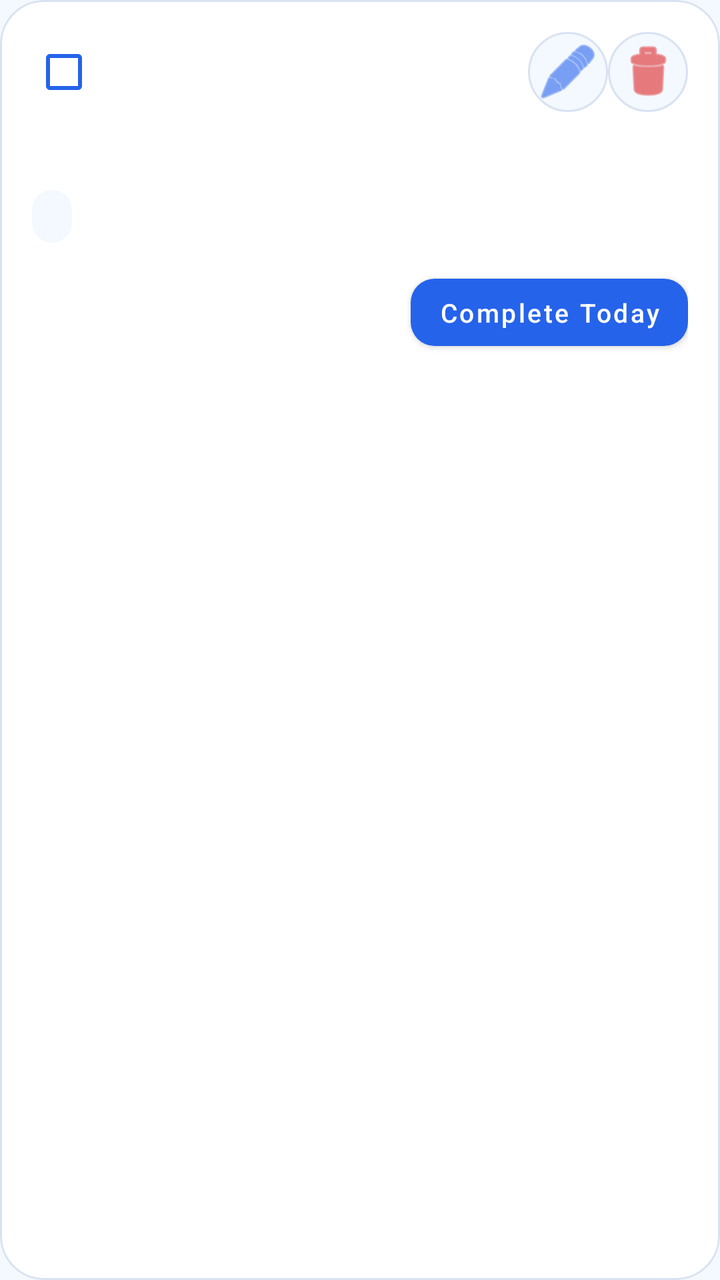
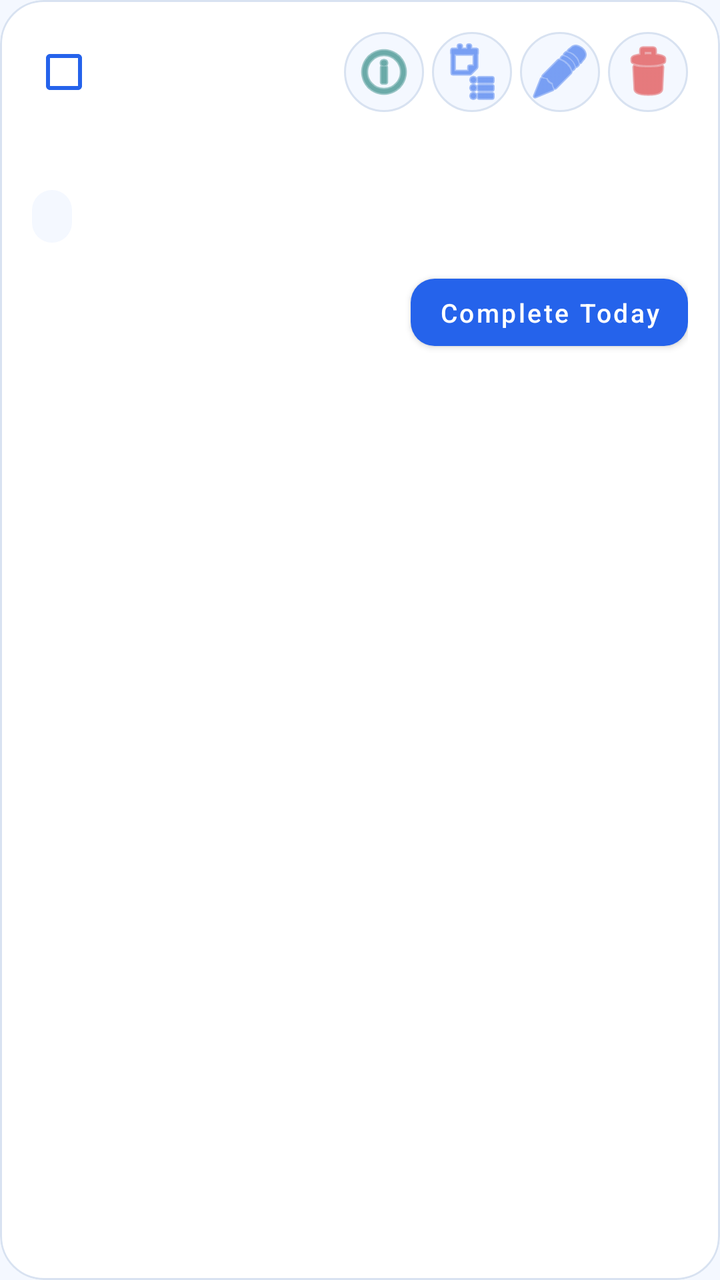

Before-and-after screenshots of an Android layout around one commit, followed by the original layout XML and the change that was made.
<!-- AndroidManifest.xml: application theme Theme.StreakUpHabbitTracker -->
<!-- res/layout/item_habit.xml -->
<?xml version="1.0" encoding="utf-8"?>
<com.google.android.material.card.MaterialCardView xmlns:android="http://schemas.android.com/apk/res/android"
    xmlns:app="http://schemas.android.com/apk/res-auto"
    android:id="@+id/habitCard"
    android:layout_width="match_parent"
    android:layout_height="wrap_content"
    android:layout_marginBottom="12dp"
    app:cardBackgroundColor="@color/surface_card"
    app:cardCornerRadius="22dp"
    app:cardElevation="0dp"
    app:strokeColor="@color/stroke_soft"
    app:strokeWidth="1dp">

    <LinearLayout
        android:layout_width="match_parent"
        android:layout_height="wrap_content"
        android:orientation="vertical"
        android:padding="16dp">

        <LinearLayout
            android:layout_width="match_parent"
            android:layout_height="wrap_content"
            android:gravity="center_vertical"
            android:orientation="horizontal">

            <CheckBox
                android:id="@+id/selectHabitCheckbox"
                android:layout_width="wrap_content"
                android:layout_height="wrap_content"
                android:layout_marginEnd="8dp"
                android:buttonTint="@color/brand_primary"
                android:contentDescription="@string/select_habit"
                android:minWidth="0dp"
                android:minHeight="0dp" />

            <TextView
                android:id="@+id/habitTitleText"
                android:layout_width="0dp"
                android:layout_height="wrap_content"
                android:layout_weight="1"
                android:textColor="@color/text_primary"
                android:textSize="19sp"
                android:textStyle="bold" />

            <ImageButton
                android:id="@+id/editHabitButton"
                android:layout_width="40dp"
                android:layout_height="40dp"
                android:background="@drawable/bg_habit_icon_button"
                android:contentDescription="@string/edit_habit_title"
                android:padding="9dp"
                android:src="@android:drawable/ic_menu_edit"
                android:tint="@color/brand_primary" />

            <ImageButton
                android:id="@+id/deleteHabitButton"
                android:layout_width="40dp"
                android:layout_height="40dp"
                android:background="@drawable/bg_habit_icon_button"
                android:contentDescription="@string/action_delete"
                android:padding="9dp"
                android:src="@android:drawable/ic_menu_delete"
                android:tint="@color/danger" />
        </LinearLayout>

        <TextView
            android:id="@+id/habitNoteText"
            android:layout_width="match_parent"
            android:layout_height="wrap_content"
            android:layout_marginTop="8dp"
            android:lineSpacingExtra="2dp"
            android:textColor="@color/text_secondary"
            android:textSize="14sp" />

        <TextView
            android:id="@+id/habitStatusText"
            android:layout_width="wrap_content"
            android:layout_height="wrap_content"
            android:layout_marginTop="12dp"
            android:background="@drawable/bg_habit_status_chip"
            android:paddingStart="10dp"
            android:paddingTop="5dp"
            android:paddingEnd="10dp"
            android:paddingBottom="5dp"
            android:textColor="@color/brand_primary_dark"
            android:textSize="12sp"
            android:textStyle="bold" />

        <LinearLayout
            android:layout_width="match_parent"
            android:layout_height="wrap_content"
            android:layout_marginTop="12dp"
            android:gravity="center_vertical"
            android:orientation="horizontal">

            <TextView
                android:id="@+id/habitStreakText"
                android:layout_width="0dp"
                android:layout_height="wrap_content"
                android:layout_weight="1"
                android:textColor="@color/brand_secondary"
                android:textSize="12sp"
                android:textAllCaps="true"
                android:textStyle="bold" />

            <LinearLayout
                android:id="@+id/flexibleProgressLayout"
                android:layout_width="wrap_content"
                android:layout_height="wrap_content"
                android:gravity="center_vertical"
                android:orientation="horizontal"
                android:visibility="gone">

                <com.google.android.material.button.MaterialButton
                    android:id="@+id/decrementHabitButton"
                    android:layout_width="32dp"
                    android:layout_height="32dp"
                    android:minWidth="0dp"
                    android:minHeight="0dp"
                    android:padding="0dp"
                    android:text="-"
                    android:textSize="16sp"
                    app:cornerRadius="8dp"
                    app:backgroundTint="@color/surface_card_alt"
                    app:strokeColor="@color/stroke_soft"
                    app:strokeWidth="1dp"
                    android:textColor="@color/text_primary"/>

                <TextView
                    android:id="@+id/flexibleProgressText"
                    android:layout_width="wrap_content"
                    android:layout_height="wrap_content"
                    android:layout_marginStart="12dp"
                    android:layout_marginEnd="12dp"
                    android:gravity="center"
                    android:textColor="@color/text_primary"
                    android:textSize="13sp"
                    android:textStyle="bold" />

                <com.google.android.material.button.MaterialButton
                    android:id="@+id/incrementHabitButton"
                    android:layout_width="32dp"
                    android:layout_height="32dp"
                    android:minWidth="0dp"
                    android:minHeight="0dp"
                    android:padding="0dp"
                    android:text="+"
                    android:textSize="16sp"
                    app:cornerRadius="8dp"
                    app:backgroundTint="@color/surface_card_alt"
                    app:strokeColor="@color/stroke_soft"
                    app:strokeWidth="1dp"
                    android:textColor="@color/text_primary"/>
            </LinearLayout>

            <com.google.android.material.button.MaterialButton
                android:id="@+id/completeHabitButton"
                android:layout_width="wrap_content"
                android:layout_height="wrap_content"
                android:minWidth="0dp"
                android:minHeight="0dp"
                android:paddingStart="14dp"
                android:paddingTop="8dp"
                android:paddingEnd="14dp"
                android:paddingBottom="8dp"
                android:text="@string/complete_today"
                android:textAllCaps="false"
                android:textColor="@color/white"
                android:textSize="13sp"
                app:backgroundTint="@color/brand_primary"
                app:cornerRadius="12dp"
                app:iconPadding="0dp" />
        </LinearLayout>
    </LinearLayout>

</com.google.android.material.card.MaterialCardView>
<!-- resources referenced by this layout -->
<resources>
  <color name="brand_primary">#2563EB</color>
  <color name="brand_primary_dark">#1D4ED8</color>
  <color name="brand_secondary">#0F766E</color>
  <color name="danger">#DC2626</color>
  <color name="stroke_soft">#D8E2F1</color>
  <color name="surface_card">#FFFFFFFF</color>
  <color name="surface_card_alt">#F8FAFC</color>
  <color name="text_primary">#0F172A</color>
  <color name="text_secondary">#475569</color>
  <color name="white">#FFFFFFFF</color>
  <!-- drawable bg_habit_icon_button (drawable) -->
  <?xml version="1.0" encoding="utf-8"?>
  <ripple xmlns:android="http://schemas.android.com/apk/res/android"
      android:color="#1A2563EB">
      <item>
          <shape android:shape="oval">
              <solid android:color="@color/surface_app" />
              <stroke
                  android:width="1dp"
                  android:color="@color/stroke_soft" />
          </shape>
      </item>
  </ripple>
  <!-- drawable bg_habit_status_chip (drawable) -->
  <?xml version="1.0" encoding="utf-8"?>
  <shape xmlns:android="http://schemas.android.com/apk/res/android"
      android:shape="rectangle">
      <solid android:color="@color/surface_app" />
      <corners android:radius="999dp" />
  </shape>
  <string name="action_delete">Delete</string>
  <string name="complete_today">Complete Today</string>
  <string name="edit_habit_title">Edit Habit</string>
  <string name="select_habit">Select habit</string>
  <style name="Theme.StreakUpHabbitTracker" parent="Theme.MaterialComponents.DayNight.NoActionBar">
          <item name="colorPrimary">@color/brand_primary</item>
          <item name="colorPrimaryVariant">@color/brand_primary_dark</item>
          <item name="colorOnPrimary">@color/white</item>
          <item name="colorSecondary">@color/brand_secondary</item>
          <item name="colorSecondaryVariant">@color/brand_secondary</item>
          <item name="colorOnSecondary">@color/white</item>
          <item name="android:statusBarColor">@color/surface_app</item>
          <item name="android:windowLightStatusBar">true</item>
          <item name="android:navigationBarColor">@color/surface_card</item>
          <item name="android:windowLightNavigationBar">true</item>
          <item name="android:windowBackground">@color/surface_app</item>
      </style>
  <color name="surface_app">#F4F8FF</color>
</resources>

<!-- the commit's change to res/layout/item_habit.xml (unified diff, before → after) -->
@@ -43,9 +43,32 @@
                 android:textStyle="bold" />
 
             <ImageButton
+                android:id="@+id/insightHabitButton"
+                android:layout_width="40dp"
+                android:layout_height="40dp"
+                android:layout_marginEnd="4dp"
+                android:background="@drawable/bg_habit_icon_button"
+                android:contentDescription="Get Insight"
+                android:padding="9dp"
+                android:src="@android:drawable/ic_menu_info_details"
+                android:tint="@color/brand_secondary" />
+
+            <ImageButton
+                android:id="@+id/dailyNoteHabitButton"
+                android:layout_width="40dp"
+                android:layout_height="40dp"
+                android:layout_marginEnd="4dp"
+                android:background="@drawable/bg_habit_icon_button"
+                android:contentDescription="Daily Note"
+                android:padding="9dp"
+                android:src="@android:drawable/ic_menu_agenda"
+                android:tint="@color/brand_primary" />
+
+            <ImageButton
                 android:id="@+id/editHabitButton"
                 android:layout_width="40dp"
                 android:layout_height="40dp"
+                android:layout_marginEnd="4dp"
                 android:background="@drawable/bg_habit_icon_button"
                 android:contentDescription="@string/edit_habit_title"
                 android:padding="9dp"
